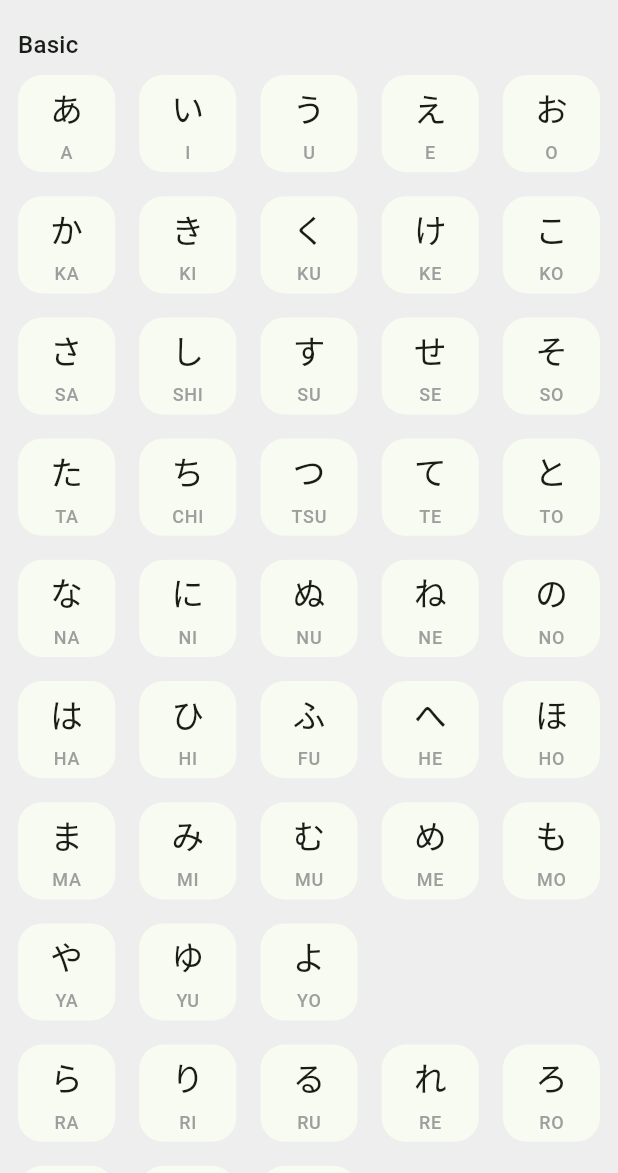
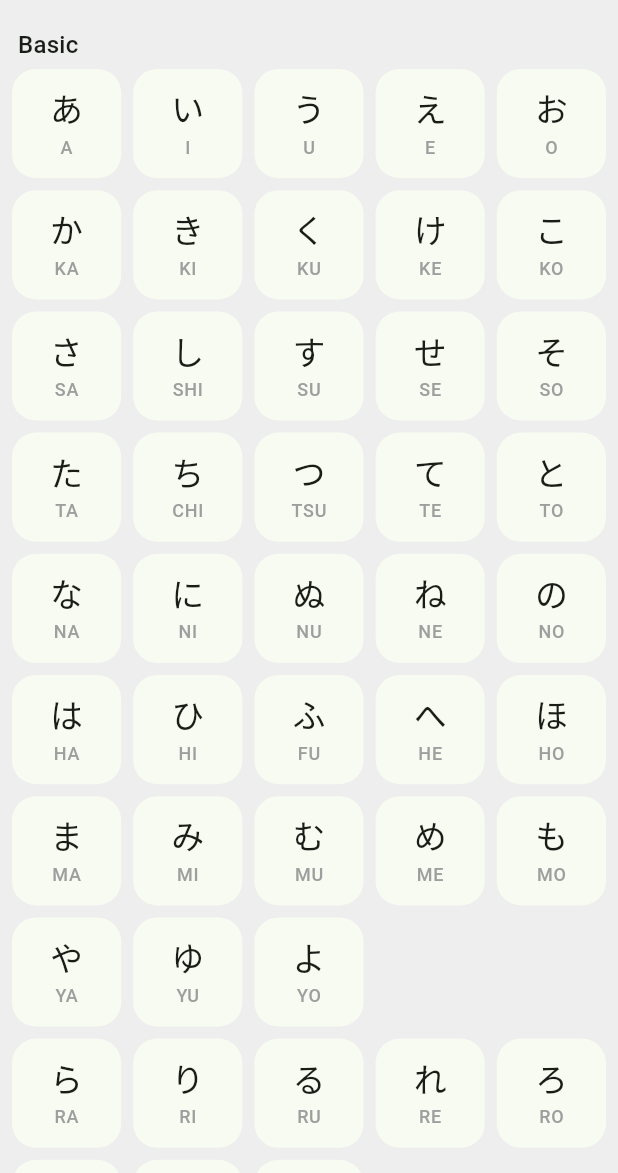
Before and after one commit to ydori/kana, a Flutter app: the HiraganaChartScreen screen opened by its route, on a phone screen of 412 x 824 dp, the part 63-1236 px from its top. Run offline on Flutter 3.47's test engine with Material 3 defaults, Android fonts, the phone set to English and light mode, and no system bars.

Commit message:
fix(ui): handle KanaBox content overflow

```diff
--- a/lib/feature/chart/widget/kana_box.dart
+++ b/lib/feature/chart/widget/kana_box.dart
@@ -13,7 +13,6 @@
         color: Theme.of(context).colorScheme.surface,
         borderRadius: BorderRadius.circular(16.0),
       ),
-      padding: EdgeInsets.all(8.0),
       child: Column(
         crossAxisAlignment: CrossAxisAlignment.center,
         mainAxisAlignment: MainAxisAlignment.center,
@@ -26,7 +25,7 @@
               fontVariations: [FontVariation.weight(500)],
             ),
           ),
-          const SizedBox(height: 8.0),
+          const SizedBox(height: 4.0),
           Text(
             romaji,
             style: Theme.of(context).textTheme.labelMedium?.copyWith(
--- a/lib/feature/chart/widget/kana_chart.dart
+++ b/lib/feature/chart/widget/kana_chart.dart
@@ -31,7 +31,7 @@
           itemBuilder: (context, index) {
             if (index == 0) {
               return Padding(
-                padding: EdgeInsets.symmetric(horizontal: 8.0),
+                padding: EdgeInsets.symmetric(horizontal: padding.horizontal),
                 child: Text(
                   title,
                   style: Theme.of(context).textTheme.titleMedium,
@@ -48,7 +48,7 @@
                   return SizedBox.square(
                     dimension: size,
                     child: Padding(
-                      padding: EdgeInsets.all(8.0),
+                      padding: EdgeInsets.all(4.0),
                       child: Center(
                         child: AspectRatio(
                           aspectRatio: 1.0,
```
